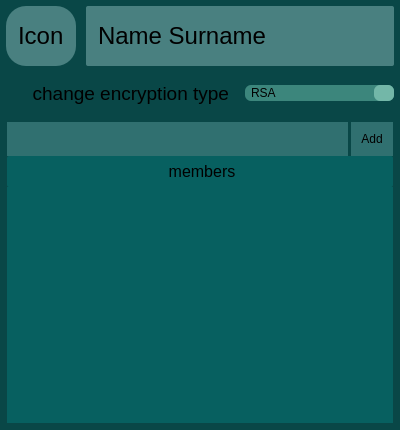
Above: src/interface/chatInfo.ui from OgurtsovAndrei/Messenger-project before the change. Below: the same form after it.
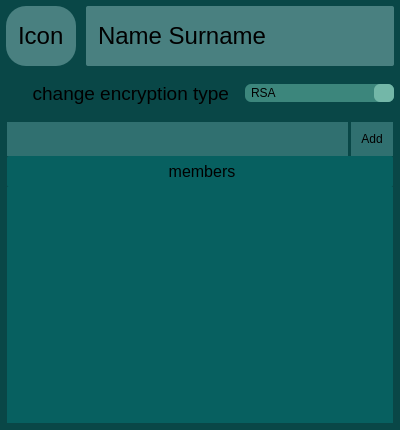
That is the form after the change.

Patch:
```diff
--- a/src/interface/chatInfo.ui
+++ b/src/interface/chatInfo.ui
@@ -47,7 +47,7 @@
     <widget class="QComboBox" name="encrOptions">
      <property name="styleSheet">
       <string notr="true">QComboBox::drop-down {background: #73B7A8; width: 20px; border-width: 1px; border-radius: 6px; padding: 0px;}
-QComboBox, QComboBox:on {border-width: 1px; border-radius: 6px; padding: 0px 0px 0px 6px;}
+QComboBox, QComboBox:on {border-width: 1px; border-radius: 6px; padding: 1px 1px 1px 6px;}
 QComboBox:!editable {background: #3C867C;}
 QComboBox:editable { background: #4C968C;}
 QComboBox QAbstractItemView { border: 2px #DDDDDD; border-radius: 6px; background-color: #3D9589;}</string>
```
Left out of the diff: 3 changed lines with no effect on the pictures.
